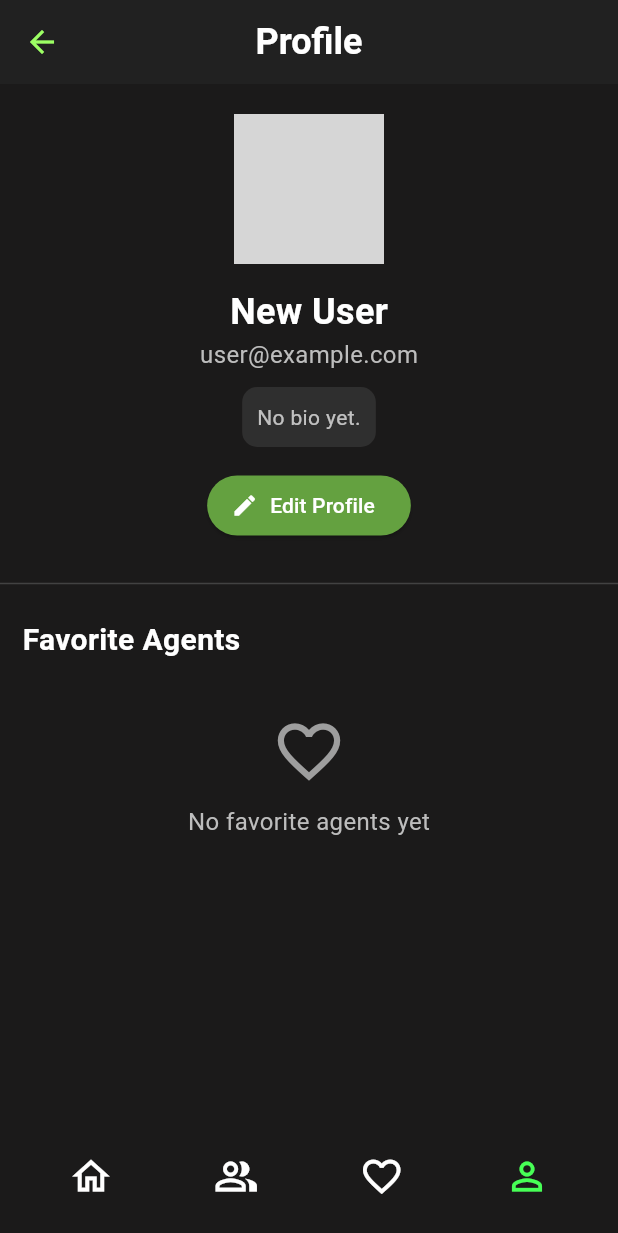
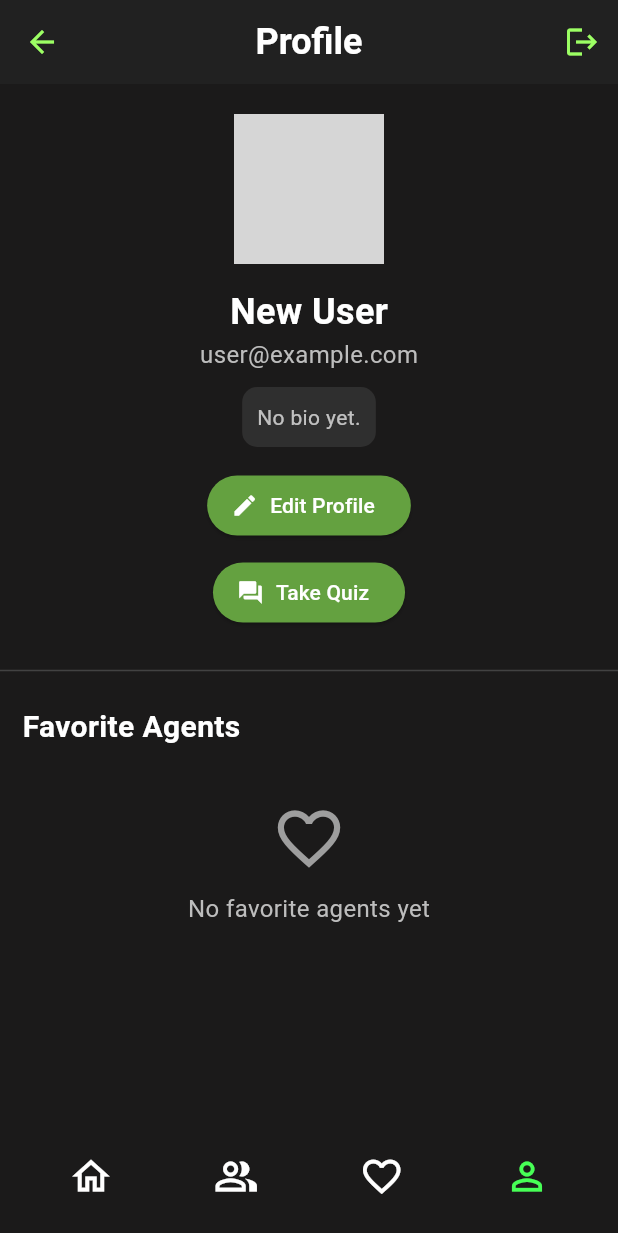
Before and after one commit to szarie/Game-Wiki-App, a Flutter app: the ProfilePage screen opened by its route, on a phone screen of 412 x 824 dp. Shown: the top 1233 px of the screen. Run offline on Flutter 3.47's test engine with Material 3 defaults, Android fonts, the phone set to English and light mode, and no system bars; our stand-ins replace shared_preferences; accounts and stored records are empty; Roboto replaces fonts that are missing (RobotoMono); grey boxes are pictures that could not be loaded.

Commit message:
add quiz and logout

```diff
--- a/mobdev/lib/profile.dart
+++ b/mobdev/lib/profile.dart
@@ -4,6 +4,7 @@ import 'package:mobdev/agent.dart';
 import 'package:mobdev/fav_manager.dart';
 import 'package:shared_preferences/shared_preferences.dart';
 import 'dart:convert';
+import 'package:mobdev/questionscreen.dart';
 import 'package:flutter/services.dart' show rootBundle;
 
 class UserProfile {
@@ -57,6 +58,21 @@ class _ProfilePageState extends State<ProfilePage> {
   void initState() {
     super.initState();
     _loadProfileAndFavorites();
+  }
+
+  Future<void> _quiz() async {
+    Navigator.pushNamedAndRemoveUntil(context, '/quiz', (route) => false);
+  }
+
+  Future<void> _logout() async {
+    final prefs = await SharedPreferences.getInstance();
+    await prefs.setBool('isLoggedIn', false);
+
+    // Clear any other saved user data if needed
+    // await prefs.remove('username');
+    // await prefs.remove('password');
+
+    Navigator.pushNamedAndRemoveUntil(context, '/', (route) => false);
   }
 
   Future<void> _loadProfileAndFavorites() async {
@@ -275,6 +291,13 @@ class _ProfilePageState extends State<ProfilePage> {
   Widget build(BuildContext context) {
     return BasePage(
       currentIndex: 3,
+      actions: [
+        IconButton(
+          icon: Icon(Icons.logout),
+          onPressed: _logout,
+          tooltip: 'Logout',
+        ),
+      ],
       child: _isLoading
           ? Center(child: CircularProgressIndicator())
           : Container(
@@ -344,6 +367,17 @@ class _ProfilePageState extends State<ProfilePage> {
                           onPressed: _editProfile,
                           icon: Icon(Icons.edit),
                           label: Text('Edit Profile'),
+                          style: ElevatedButton.styleFrom(
+                            backgroundColor:
+                                const Color.fromARGB(255, 100, 161, 64),
+                            foregroundColor: Colors.white,
+                          ),
+                        ),
+                        SizedBox(height: 10),
+                        ElevatedButton.icon(
+                          onPressed: _quiz,
+                          icon: Icon(Icons.question_answer),
+                          label: Text('Take Quiz'),
                           style: ElevatedButton.styleFrom(
                             backgroundColor:
                                 const Color.fromARGB(255, 100, 161, 64),
```
